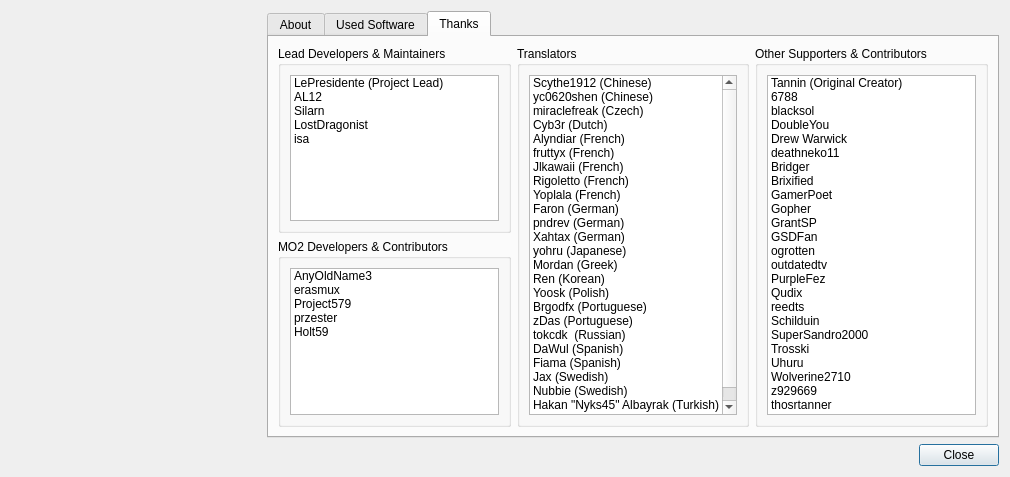
Qt form modorganizer/src/aboutdialog.ui (Holt59/mo2-merge) before a commit.
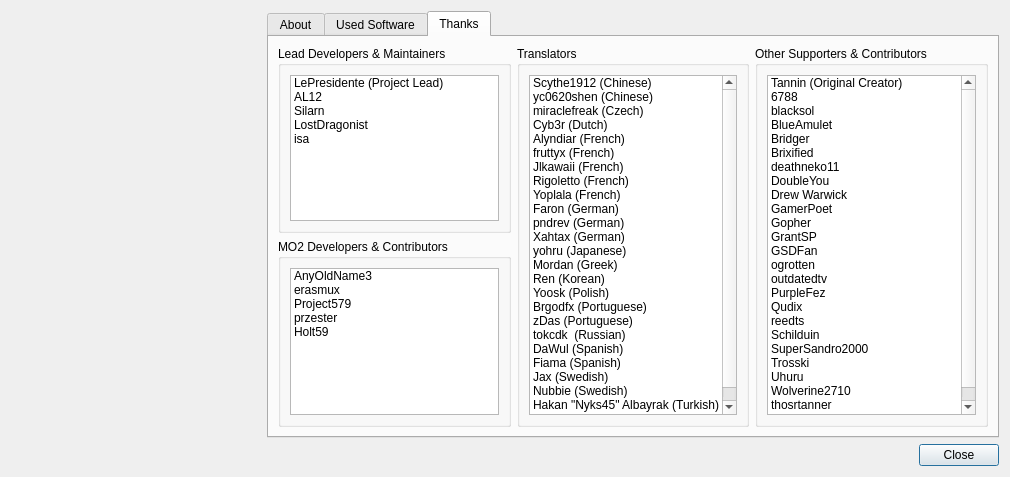
The same form after that commit. The open tabs and pages were chosen to show the change. Icons and pictures are not drawn. Custom widgets are drawn as their Qt base class.

Commit message: [modorganizer] added BlueAmulet to contributors (conflict icons) sorted names

```diff
--- a/modorganizer/src/aboutdialog.ui
+++ b/modorganizer/src/aboutdialog.ui
@@ -441,17 +441,7 @@
               </item>
               <item>
                <property name="text">
-                <string notr="true">DoubleYou</string>
-               </property>
-              </item>
-              <item>
-               <property name="text">
-                <string notr="true">Drew Warwick</string>
-               </property>
-              </item>
-              <item>
-               <property name="text">
-                <string notr="true">deathneko11</string>
+                <string notr="true">BlueAmulet</string>
                </property>
               </item>
               <item>
@@ -464,6 +454,21 @@
                 <string notr="true">Brixified</string>
                </property>
               </item>
+              <item>
+               <property name="text">
+                <string notr="true">deathneko11</string>
+               </property>
+              </item>
+              <item>
+               <property name="text">
+                <string notr="true">DoubleYou</string>
+               </property>
+              </item>
+              <item>
+               <property name="text">
+                <string notr="true">Drew Warwick</string>
+               </property>
+              </item>
               <item>
                <property name="text">
                 <string notr="true">GamerPoet</string>
@@ -534,16 +539,16 @@
                 <string notr="true">Wolverine2710</string>
                </property>
               </item>
-              <item>
-               <property name="text">
-                <string notr="true">z929669</string>
-               </property>
-              </item>
               <item>
                <property name="text">
                 <string notr="true">thosrtanner</string>
                </property>
               </item>
+              <item>
+               <property name="text">
+                <string notr="true">z929669</string>
+               </property>
+              </item>
              </widget>
             </item>
            </layout>
```
